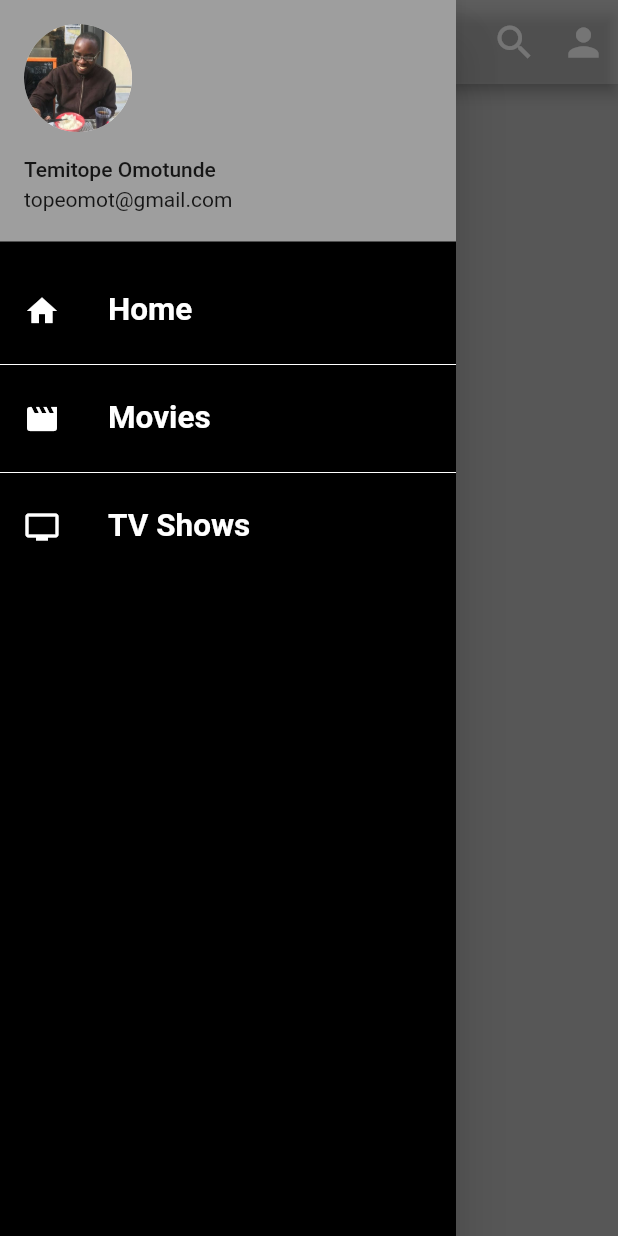
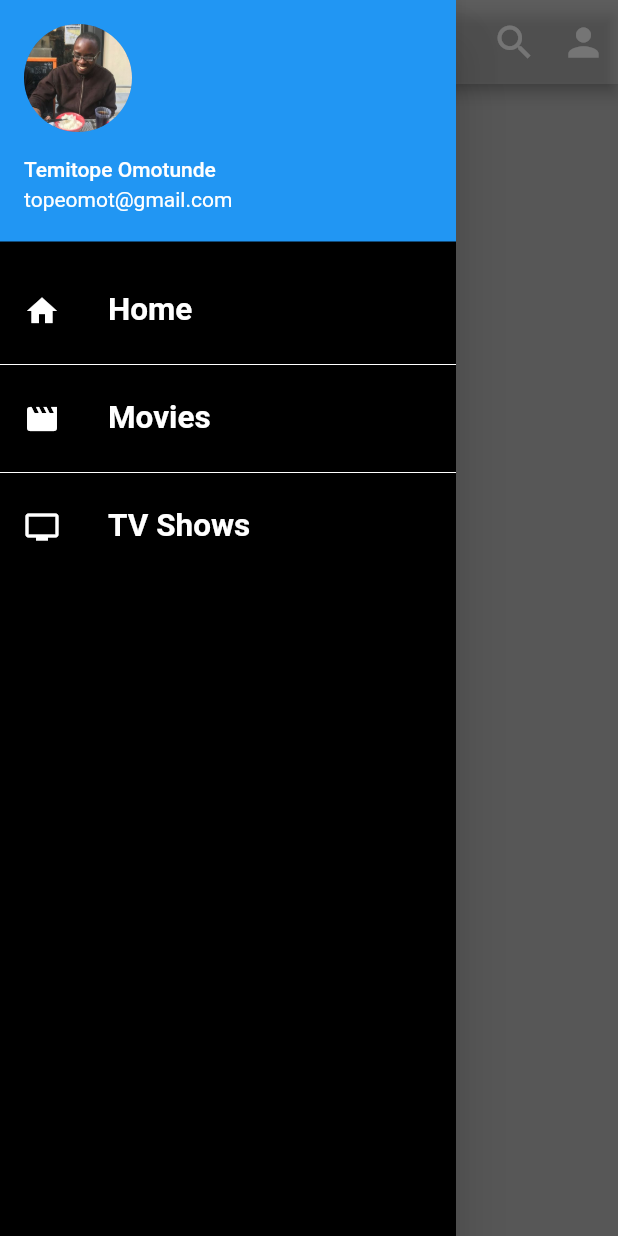
Before and after one commit to evuazeze/FlutterMovieDB, a Flutter app: the screen it shows after launch, with the side drawer open, on a phone screen of 412 x 824 dp. Run offline on Flutter 3.47's test engine with Material 2 defaults, Android fonts, the phone set to English and light mode, and no system bars.

Commit message:
Added Assets folder Added Drawer Added Drawer Header Added ListTile Open Drawer from AppBar leading menu

```diff
--- a/lib/home.dart
+++ b/lib/home.dart
@@ -8,7 +8,9 @@ class Home extends StatelessWidget {
     return Scaffold(
       key: _scaffoldKey,
       backgroundColor: Colors.black26,
-      body: Container(),
+      body: Container(
+        child: Text('Movie List', style: TextStyle(color: Colors.white),),
+      ),
       appBar: AppBar(
         backgroundColor: Colors.white30,
         leading: InkWell(
--- a/lib/main.dart
+++ b/lib/main.dart
@@ -21,7 +21,7 @@ class MyApp extends StatelessWidget {
         // or simply save your changes to "hot reload" in a Flutter IDE).
         // Notice that the counter didn't reset back to zero; the application
         // is not restarted.
-        primarySwatch: Colors.grey
+        primarySwatch: Colors.blue,
       ),
       home: Splash(title: 'Flutter Movie DB'),
     );
```
